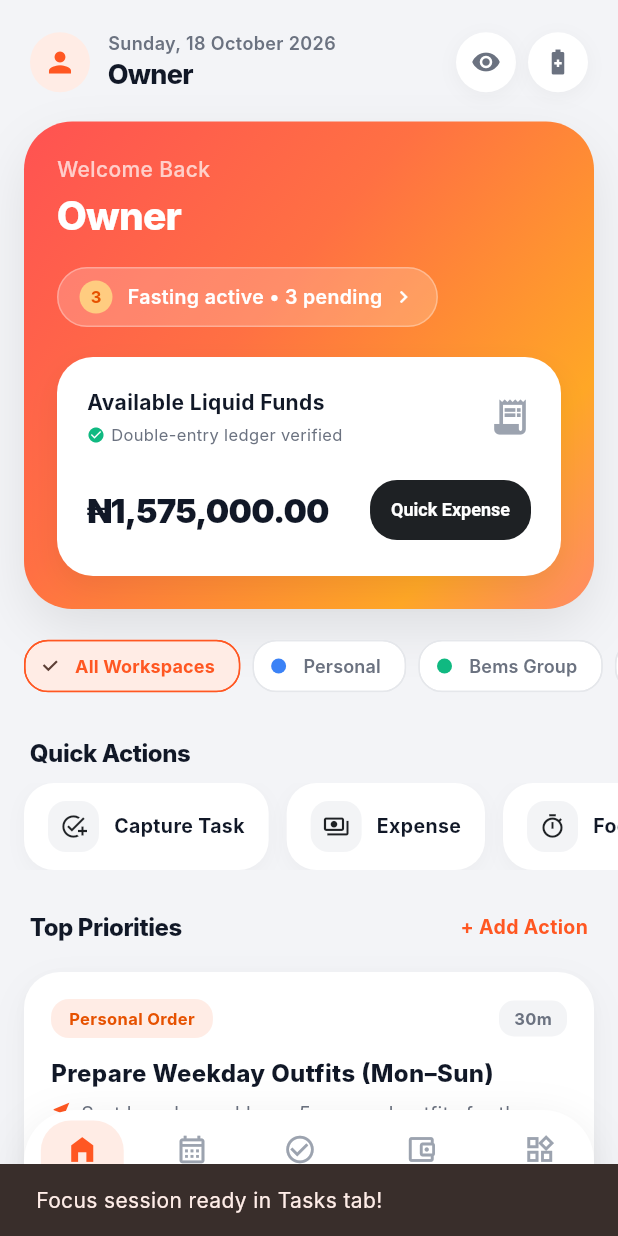
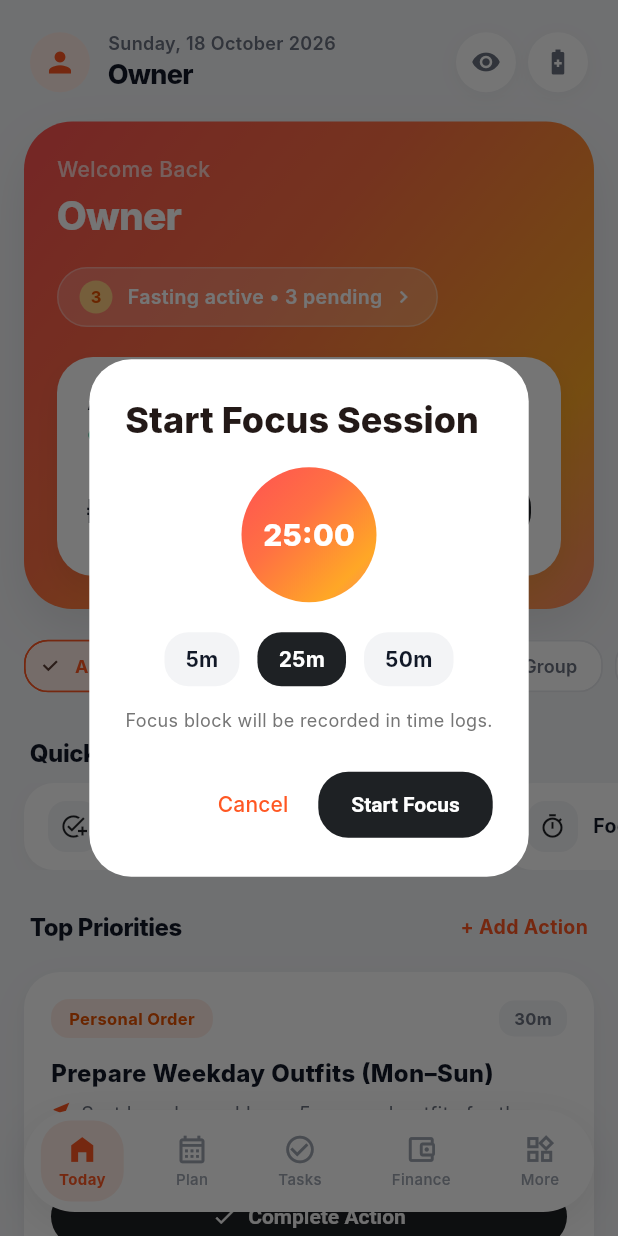
Before and after one commit to HENOVATE-Tech/Personal-App, a Flutter app: the screen it shows after launch, after a tap on "Focus Timer", on a phone screen of 412 x 824 dp. Run offline on Flutter 3.47's test engine with Material 3 defaults, Android fonts, the phone set to English and light mode, and no system bars; Roboto replaces fonts that are missing (Inter).

Commit message:
feat: complete end-to-end screen flows, focus timers, and quick action routing

```diff
--- a/lib/features/today/screens/today_dashboard_screen.dart
+++ b/lib/features/today/screens/today_dashboard_screen.dart
@@ -8,6 +8,8 @@ import '../../../core/utils/recurrence_engine.dart';
 import '../../../core/widgets/privacy_blur_wrapper.dart';
 import '../../../core/widgets/workspace_selector.dart';
 import '../../recovery/services/commitment_recovery_engine.dart';
+import '../../lifestyle/screens/lifestyle_hub_screen.dart';
+import '../../spiritual/screens/spiritual_overview_screen.dart';
 
 class TodayDashboardScreen extends StatefulWidget {
   final VoidCallback onQuickExpense;
@@ -349,17 +351,15 @@ class _TodayDashboardScreenState extends State<TodayDashboardScreen> {
                         icon: Icons.timer_outlined,
                         label: 'Focus Timer',
                         onTap: () {
-                          ScaffoldMessenger.of(context).showSnackBar(
-                            const SnackBar(content: Text('Focus session ready in Tasks tab!')),
-                          );
+                          _showFocusTimerDialog(context);
                         },
                       ),
                       _buildServiceItem(
                         icon: Icons.checkroom_outlined,
                         label: 'Wardrobe',
                         onTap: () {
-                          ScaffoldMessenger.of(context).showSnackBar(
-                            const SnackBar(content: Text('Wardrobe planner accessible in More tab.')),
+                          Navigator.of(context).push(
+                            MaterialPageRoute(builder: (_) => const LifestyleHubScreen()),
                           );
                         },
                       ),
@@ -367,8 +367,8 @@ class _TodayDashboardScreenState extends State<TodayDashboardScreen> {
                         icon: Icons.auto_stories_outlined,
                         label: 'Devotion',
                         onTap: () {
-                          ScaffoldMessenger.of(context).showSnackBar(
-                            const SnackBar(content: Text('Devotion slots accessible in Plan tab.')),
+                          Navigator.of(context).push(
+                            MaterialPageRoute(builder: (_) => const SpiritualOverviewScreen()),
                           );
                         },
                       ),
@@ -730,4 +730,85 @@ class _TodayDashboardScreenState extends State<TodayDashboardScreen> {
       ),
     );
   }
+
+  void _showFocusTimerDialog(BuildContext context) {
+    int durationMins = 25;
+    showDialog(
+      context: context,
+      builder: (ctx) => StatefulBuilder(
+        builder: (context, setDialogState) => AlertDialog(
+          backgroundColor: Colors.white,
+          shape: RoundedRectangleBorder(borderRadius: BorderRadius.circular(28)),
+          title: const Text('Start Focus Session', style: TextStyle(fontWeight: FontWeight.w800)),
+          content: Column(
+            mainAxisSize: MainAxisSize.min,
+            children: [
+              Container(
+                width: 90,
+                height: 90,
+                decoration: const BoxDecoration(
+                  gradient: AppTheme.coralMeshGradient,
+                  shape: BoxShape.circle,
+                ),
+                child: Center(
+                  child: Text(
+                    '$durationMins:00',
+                    style: const TextStyle(color: Colors.white, fontSize: 20, fontWeight: FontWeight.w800),
+                  ),
+                ),
+              ),
+              const SizedBox(height: 20),
+              Row(
+                mainAxisAlignment: MainAxisAlignment.center,
+                children: [5, 25, 50].map((mins) {
+                  final isSelected = durationMins == mins;
+                  return GestureDetector(
+                    onTap: () => setDialogState(() => durationMins = mins),
+                    child: Container(
+                      margin: const EdgeInsets.symmetric(horizontal: 6),
+                      padding: const EdgeInsets.symmetric(horizontal: 14, vertical: 8),
+                      decoration: BoxDecoration(
+                        color: isSelected ? AppTheme.darkCharcoal : const Color(0xFFF3F4F6),
+                        borderRadius: BorderRadius.circular(16),
+                      ),
+                      child: Text(
+                        '${mins}m',
+                        style: TextStyle(
+                          color: isSelected ? Colors.white : AppTheme.textPrimary,
+                          fontWeight: FontWeight.bold,
+                        ),
+                      ),
+                    ),
+                  );
+                }).toList(),
+              ),
+              const SizedBox(height: 14),
+              Text(
+                'Focus block will be recorded in time logs.',
+                style: TextStyle(fontSize: 12, color: Colors.grey.shade600),
+              ),
+            ],
+          ),
+          actions: [
+            TextButton(
+              onPressed: () => Navigator.of(ctx).pop(),
+              child: const Text('Cancel'),
+            ),
+            ElevatedButton(
+              onPressed: () {
+                Navigator.of(ctx).pop();
+                ScaffoldMessenger.of(context).showSnackBar(
+                  SnackBar(
+                    content: Text('Focus session started for $durationMins minutes!'),
+                    backgroundColor: AppTheme.coralPrimary,
+                  ),
+                );
+              },
+              child: const Text('Start Focus'),
+            ),
+          ],
+        ),
+      ),
+    );
+  }
 }
```
